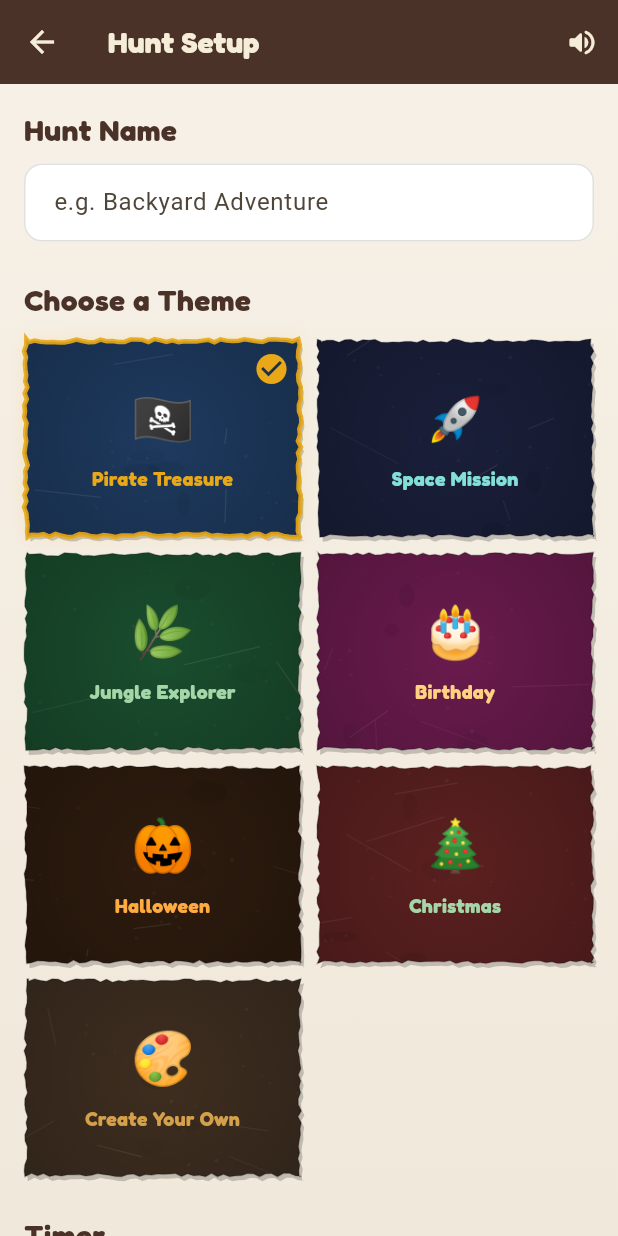
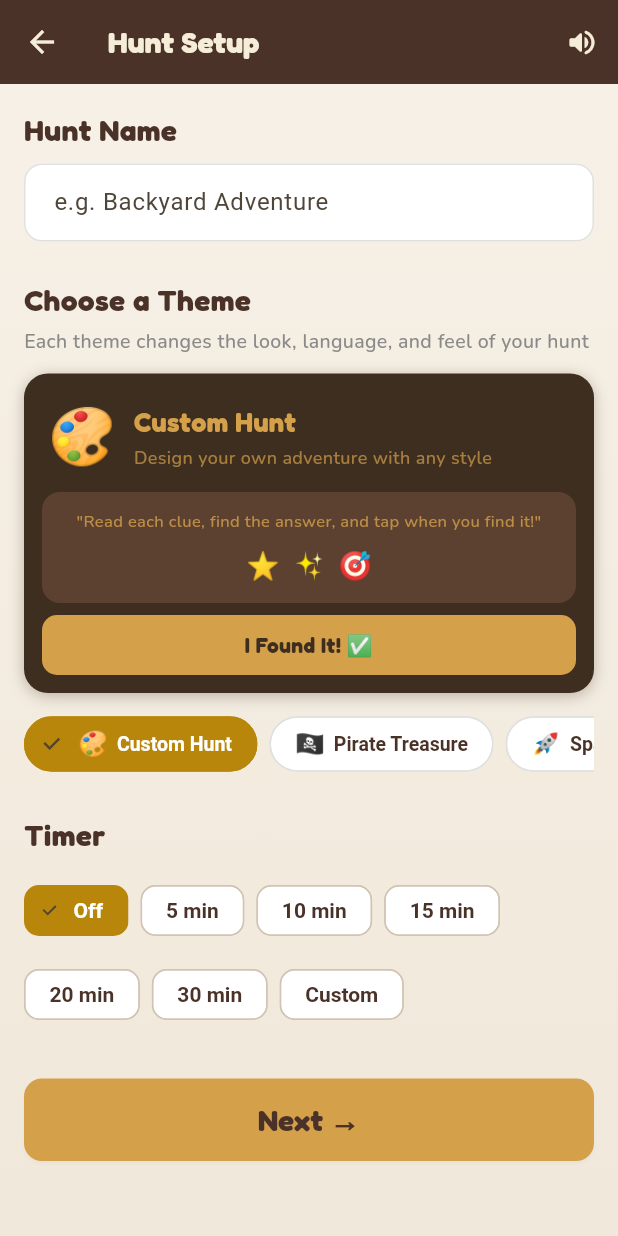
Before and after one commit to saturn1888/saturn1888, a Flutter app: the HuntSetupScreen screen opened by its route, on a phone screen of 412 x 824 dp. Run offline on Flutter 3.47's test engine with Material 3 defaults, Android fonts, the phone set to English and light mode, and no system bars; our stand-ins replace audioplayers, cloud_firestore, confetti, firebase_core, firebase_storage, google_fonts and 4 more; missing offline and left inert: mobile_scanner; accounts and stored records are empty.

Commit message:
Themes now change the entire hunt experience + redesigned setup page
Theme content (hunt_theme.dart):
- Each theme now has: foundItText, countdownPrefix, defaultVictoryMessage,
  introMessage, decorativeEmojis, and description
- Pirate: "Treasure Found!", "Anchors away in...", pirate lingo throughout
- Space: "Mission Complete!", "Launching in...", astronaut briefing
- Jungle: "Discovery Made!", "Expedition starts in...", explorer language
- Birthday: "Party Find!", "Party starts in...", celebration talk
- Halloween: "Spooky Find!", "The haunting begins in...", scary vibes
- Christmas: "Ho Ho Found!", "Santa says... go in...", Christmas magic
- Custom Hunt moved to TOP of list as default selection

Hunt Setup page (hunt_setup_screen.dart):
- Theme selector changed from grid to horizontal scrollable chips
- Live theme preview card showing: emoji, name, description,
  intro message, decorative emojis, and "Found It" button preview
- Preview updates instantly when you tap a different theme
- Much more visual and informative than flat colour squares

Clue screen (clue_screen.dart):
- "I Found It!" button uses theme-specific text
- Countdown screen uses themed prefix ("Launching in..." etc)
- Intro/How to Play screen shows themed intro message
- Decorative themed emojis displayed on intro screen
- Rules step 3 uses the themed Found It text

Review screen (review_screen.dart):
- Victory message defaults to theme-specific message
- e.g. Pirate hunt auto-fills "Arr! Ye found all the treasure!"

https://claude.ai/code/session_017Aw2r6LuaKG11VTUwd3Kn5

```diff
--- a/lib/models/hunt_theme.dart
+++ b/lib/models/hunt_theme.dart
@@ -29,6 +29,14 @@ class HuntThemeData {
   final Color cardColor;
   final HuntThemeType type;
 
+  // Themed content
+  final String foundItText;
+  final String countdownPrefix;
+  final String defaultVictoryMessage;
+  final String introMessage;
+  final List<String> decorativeEmojis;
+  final String description;
+
   const HuntThemeData({
     required this.name,
     required this.emoji,
@@ -36,9 +44,26 @@ class HuntThemeData {
     required this.accentColor,
     required this.cardColor,
     required this.type,
+    this.foundItText = 'I Found It! ✅',
+    this.countdownPrefix = 'Starting in',
+    this.defaultVictoryMessage = 'You did it! Amazing treasure hunters! 🎉',
+    this.introMessage = 'Read each clue, find the answer, and tap when you find it!',
+    this.decorativeEmojis = const ['⭐', '✨', '🎉'],
+    this.description = 'A classic treasure hunt',
   });
 
+  // Custom first, then the rest
   static const List<HuntThemeData> all = [
+    HuntThemeData(
+      name: 'Custom Hunt',
+      emoji: '🎨',
+      backgroundColor: Color(0xFF3E2E20),
+      accentColor: Color(0xFFD4A04A),
+      cardColor: Color(0xFF5C4030),
+      type: HuntThemeType.custom,
+      description: 'Design your own adventure with any style',
+      decorativeEmojis: ['⭐', '✨', '🎯'],
+    ),
     HuntThemeData(
       name: 'Pirate Treasure',
       emoji: '🏴‍☠️',
@@ -46,6 +71,12 @@ class HuntThemeData {
       accentColor: Color(0xFFE8A817),
       cardColor: Color(0xFF2A4D72),
       type: HuntThemeType.pirate,
+      foundItText: 'Treasure Found! 💰',
+      countdownPrefix: 'Anchors away in',
+      defaultVictoryMessage: 'Arr! Ye found all the treasure, ye scurvy dog! 🏴‍☠️💰',
+      introMessage: 'Ahoy matey! Read each riddle to find the hidden treasure. X marks the spot!',
+      decorativeEmojis: ['💰', '🗡️', '🦜', '⚓', '🏴‍☠️'],
+      description: 'Sail the seas and find hidden treasure',
     ),
     HuntThemeData(
       name: 'Space Mission',
@@ -54,6 +85,12 @@ class HuntThemeData {
       accentColor: Color(0xFF82E0D6),
       cardColor: Color(0xFF2A2F50),
       type: HuntThemeType.space,
+      foundItText: 'Mission Complete! 🛸',
+      countdownPrefix: 'Launching in',
+      defaultVictoryMessage: 'Houston, we have a winner! All missions complete! 🚀⭐',
+      introMessage: 'Astronaut! Your mission: decode each clue and discover the hidden objects. Ground control is counting on you!',
+      decorativeEmojis: ['⭐', '🌟', '🛸', '🪐', '🌙'],
+      description: 'Explore the cosmos on a galactic quest',
     ),
     HuntThemeData(
       name: 'Jungle Explorer',
@@ -62,38 +99,54 @@ class HuntThemeData {
       accentColor: Color(0xFFA5D6A7),
       cardColor: Color(0xFF2A6040),
       type: HuntThemeType.jungle,
+      foundItText: 'Discovery Made! 🦁',
+      countdownPrefix: 'Expedition starts in',
+      defaultVictoryMessage: 'What an explorer! You survived the jungle and found everything! 🌿🦁',
+      introMessage: 'Explorer! Venture into the wild, follow the clues through the jungle, and uncover the hidden treasures!',
+      decorativeEmojis: ['🦁', '🐒', '🦋', '🌺', '🌴'],
+      description: 'Trek through the wild to find hidden wonders',
     ),
     HuntThemeData(
-      name: 'Birthday',
+      name: 'Birthday Party',
       emoji: '🎂',
       backgroundColor: Color(0xFF6A1B4D),
       accentColor: Color(0xFFFFD180),
       cardColor: Color(0xFF822860),
       type: HuntThemeType.birthday,
+      foundItText: 'Party Find! 🎁',
+      countdownPrefix: 'Party starts in',
+      defaultVictoryMessage: 'Happy birthday! You found all the party surprises! 🎂🎉🎁',
+      introMessage: 'It\'s party time! Follow the clues to find all the birthday surprises hidden around!',
+      decorativeEmojis: ['🎈', '🎁', '🎉', '🎊', '🍰'],
+      description: 'A special birthday surprise adventure',
     ),
     HuntThemeData(
-      name: 'Halloween',
+      name: 'Halloween Spooky',
       emoji: '🎃',
       backgroundColor: Color(0xFF2D1B0E),
       accentColor: Color(0xFFFFAB40),
       cardColor: Color(0xFF3D2818),
       type: HuntThemeType.halloween,
+      foundItText: 'Spooky Find! 👻',
+      countdownPrefix: 'The haunting begins in',
+      defaultVictoryMessage: 'Boo! You braved the spooky hunt and found everything! 🎃👻',
+      introMessage: 'Dare to enter... Follow the spooky clues if you\'re brave enough! Mwahaha!',
+      decorativeEmojis: ['👻', '🕷️', '🦇', '💀', '🕸️'],
+      description: 'A spooky adventure for the brave',
     ),
     HuntThemeData(
-      name: 'Christmas',
+      name: 'Christmas Magic',
       emoji: '🎄',
       backgroundColor: Color(0xFF5C2020),
       accentColor: Color(0xFFA5D6A7),
       cardColor: Color(0xFF722828),
       type: HuntThemeType.christmas,
-    ),
-    HuntThemeData(
-      name: 'Create Your Own',
-      emoji: '🎨',
-      backgroundColor: Color(0xFF3E2E20),
-      accentColor: Color(0xFFD4A04A),
-      cardColor: Color(0xFF5C3317),
-      type: HuntThemeType.custom,
+      foundItText: 'Ho Ho Found! 🎅',
+      countdownPrefix: 'Santa says... go in',
+      defaultVictoryMessage: 'Merry Christmas! You found all the presents! 🎄🎅⭐',
+      introMessage: 'Santa needs your help! Follow the Christmas clues to find all the hidden presents!',
+      decorativeEmojis: ['🎅', '⭐', '🦌', '❄️', '🎁'],
+      description: 'Help Santa find the Christmas magic',
     ),
   ];
 
--- a/lib/screens/clue_screen.dart
+++ b/lib/screens/clue_screen.dart
@@ -454,7 +454,7 @@ class _ClueScreenState extends State<ClueScreen>
                             ),
                           ),
                           child: Text(
-                            _found ? 'Found! 🎉' : 'I Found It! ✅',
+                            _found ? 'Found! 🎉' : _theme.foundItText,
                             style: AppTheme.heading(
                               size: 22,
                               color: _theme.backgroundColor,
@@ -560,22 +560,38 @@ class _ClueScreenState extends State<ClueScreen>
                     padding: const EdgeInsets.all(20),
                     child: Column(
                       children: [
+                        // Themed decorative emojis
+                        Row(
+                          mainAxisAlignment: MainAxisAlignment.center,
+                          children: _theme.decorativeEmojis
+                              .take(5)
+                              .map((e) => Padding(
+                                    padding: const EdgeInsets.symmetric(
+                                        horizontal: 3),
+                                    child: Text(e,
+                                        style:
+                                            const TextStyle(fontSize: 20)),
+                                  ))
+                              .toList(),
+                        ),
+                        const SizedBox(height: 12),
                         Text(
-                          'How to Play',
-                          style: AppTheme.heading(
-                            size: 22,
-                            color: _theme.accentColor,
+                          _theme.introMessage,
+                          style: AppTheme.body(
+                            size: 14,
+                            color: _theme.accentColor.withOpacity(0.9),
                           ),
+                          textAlign: TextAlign.center,
                         ),
                         const SizedBox(height: 16),
                         _introStep('1', 'Read the riddle clue',
-                            'Each clue is a riddle hinting at a location or object'),
-                        const SizedBox(height: 12),
+                            'Each clue hints at a location or object'),
+                        const SizedBox(height: 10),
                         _introStep('2', 'Search and find it!',
                             'Look around — the answer is nearby'),
-                        const SizedBox(height: 12),
-                        _introStep('3', 'Tap "I Found It!"',
-                            'Then pass the phone for the next clue'),
+                        const SizedBox(height: 10),
+                        _introStep('3', _theme.foundItText,
+                            'Tap when you find it'),
                         if (hasPrize || hasPrizePhoto) ...[
                           const SizedBox(height: 12),
                           _introStep('4', 'Collect the treasure!',
@@ -771,7 +787,7 @@ class _ClueScreenState extends State<ClueScreen>
             ),
             const SizedBox(height: 24),
             Text(
-              'Get ready!',
+              '${_theme.countdownPrefix}...',
               style: AppTheme.body(
                 size: 18,
                 color: _theme.accentColor.withOpacity(0.7),
--- a/lib/screens/hunt_setup_screen.dart
+++ b/lib/screens/hunt_setup_screen.dart
@@ -14,7 +14,7 @@ class HuntSetupScreen extends StatefulWidget {
 
 class _HuntSetupScreenState extends State<HuntSetupScreen> {
   final _nameController = TextEditingController();
-  HuntThemeType _selectedTheme = HuntThemeType.pirate;
+  HuntThemeType _selectedTheme = HuntThemeType.custom;
   int? _timerMinutes;
   bool _customTimer = false;
   final _customTimerController = TextEditingController();
@@ -51,66 +51,62 @@ class _HuntSetupScreenState extends State<HuntSetupScreen> {
             ),
             const SizedBox(height: 24),
             Text('Choose a Theme', style: AppTheme.heading(size: 20)),
+            const SizedBox(height: 4),
+            Text(
+              'Each theme changes the look, language, and feel of your hunt',
+              style: AppTheme.caption(size: 13),
+            ),
             const SizedBox(height: 12),
-            GridView.builder(
-              shrinkWrap: true,
-              physics: const NeverScrollableScrollPhysics(),
-              gridDelegate: const SliverGridDelegateWithFixedCrossAxisCount(
-                crossAxisCount: 2,
-                childAspectRatio: 1.4,
-                crossAxisSpacing: 10,
-                mainAxisSpacing: 10,
-              ),
+            // Theme preview card
+            _buildThemePreview(),
+            const SizedBox(height: 12),
+            // Theme selector - horizontal scrollable chips
+            SizedBox(
+              height: 44,
+              child: ListView.builder(
+                scrollDirection: Axis.horizontal,
                 itemCount: HuntThemeData.all.length,
                 itemBuilder: (context, index) {
                   final theme = HuntThemeData.all[index];
                   final isSelected = _selectedTheme == theme.type;
-                return GestureDetector(
-                  onTap: () => setState(() => _selectedTheme = theme.type),
-                  child: CustomPaint(
-                    painter: _WornMapCardPainter(
-                      baseColor: theme.backgroundColor,
-                      accentColor: theme.accentColor,
-                      isSelected: isSelected,
-                      seed: index,
+                  return Padding(
+                    padding: EdgeInsets.only(
+                      left: index == 0 ? 0 : 4,
+                      right: 4,
                     ),
-                    child: Stack(
+                    child: ChoiceChip(
+                      label: Row(
+                        mainAxisSize: MainAxisSize.min,
                         children: [
-                        Center(
-                          child: Column(
-                            mainAxisAlignment: MainAxisAlignment.center,
-                            children: [
-                              Text(
-                                theme.emoji,
-                                style: const TextStyle(fontSize: 34),
-                              ),
-                              const SizedBox(height: 6),
+                          Text(theme.emoji, style: const TextStyle(fontSize: 16)),
+                          const SizedBox(width: 6),
                           Text(
                             theme.name,
-                                style: AppTheme.heading(
-                                  size: 13,
-                                  color: theme.accentColor,
-                                ),
-                                textAlign: TextAlign.center,
-                              ),
-                            ],
-                          ),
-                        ),
-                        if (isSelected)
-                          Positioned(
-                            top: 8,
-                            right: 8,
-                            child: Icon(
-                              Icons.check_circle,
-                              color: theme.accentColor,
-                              size: 24,
+                            style: TextStyle(
+                              color: isSelected ? Colors.white : AppTheme.warmBrown,
+                              fontWeight: FontWeight.w600,
+                              fontSize: 13,
                             ),
                           ),
                         ],
                       ),
+                      selected: isSelected,
+                      selectedColor: AppTheme.darkGold,
+                      backgroundColor: Colors.white,
+                      shape: RoundedRectangleBorder(
+                        borderRadius: BorderRadius.circular(20),
+                        side: BorderSide(
+                          color: isSelected
+                              ? AppTheme.darkGold
+                              : Colors.grey.shade300,
+                        ),
+                      ),
+                      onSelected: (_) =>
+                          setState(() => _selectedTheme = theme.type),
                     ),
                   );
                 },
+              ),
             ),
 
 
@@ -222,6 +218,108 @@ class _HuntSetupScreenState extends State<HuntSetupScreen> {
     ));
   }
 
+  Widget _buildThemePreview() {
+    final theme = HuntThemeData.fromType(_selectedTheme);
+    return Container(
+      decoration: BoxDecoration(
+        color: theme.backgroundColor,
+        borderRadius: BorderRadius.circular(16),
+        boxShadow: [
+          BoxShadow(
+            color: theme.backgroundColor.withOpacity(0.3),
+            blurRadius: 8,
+            offset: const Offset(0, 2),
+          ),
+        ],
+      ),
+      child: Column(
+        children: [
+          // Theme header
+          Padding(
+            padding: const EdgeInsets.fromLTRB(16, 16, 16, 12),
+            child: Row(
+              children: [
+                Text(theme.emoji, style: const TextStyle(fontSize: 36)),
+                const SizedBox(width: 12),
+                Expanded(
+                  child: Column(
+                    crossAxisAlignment: CrossAxisAlignment.start,
+                    children: [
+                      Text(
+                        theme.name,
+                        style: AppTheme.heading(
+                            size: 18, color: theme.accentColor),
+                      ),
+                      const SizedBox(height: 2),
+                      Text(
+                        theme.description,
+                        style: AppTheme.caption(
+                            size: 12,
+                            color: theme.accentColor.withOpacity(0.7)),
+                      ),
+                    ],
+                  ),
+                ),
+              ],
+            ),
+          ),
+          // Mini clue card preview
+          Container(
+            margin: const EdgeInsets.fromLTRB(12, 0, 12, 8),
+            padding: const EdgeInsets.all(12),
+            decoration: BoxDecoration(
+              color: theme.cardColor,
+              borderRadius: BorderRadius.circular(12),
+            ),
+            child: Column(
+              children: [
+                Text(
+                  '"${theme.introMessage}"',
+                  style: AppTheme.caption(
+                      size: 11, color: theme.accentColor.withOpacity(0.8)),
+                  textAlign: TextAlign.center,
+                  maxLines: 2,
+                  overflow: TextOverflow.ellipsis,
+                ),
+                const SizedBox(height: 8),
+                // Decorative emojis row
+                Row(
+                  mainAxisAlignment: MainAxisAlignment.center,
+                  children: theme.decorativeEmojis
+                      .take(5)
+                      .map((e) => Padding(
+                            padding:
+                                const EdgeInsets.symmetric(horizontal: 4),
+                            child:
+                                Text(e, style: const TextStyle(fontSize: 18)),
+                          ))
+                      .toList(),
+                ),
+              ],
+            ),
+          ),
+          // Found it button preview
+          Padding(
+            padding: const EdgeInsets.fromLTRB(12, 0, 12, 12),
+            child: Container(
+              width: double.infinity,
+              padding: const EdgeInsets.symmetric(vertical: 10),
+              decoration: BoxDecoration(
+                color: theme.accentColor,
+                borderRadius: BorderRadius.circular(10),
+              ),
+              child: Text(
+                theme.foundItText,
+                textAlign: TextAlign.center,
+                style: AppTheme.heading(
+                    size: 14, color: theme.backgroundColor),
+              ),
+            ),
+          ),
+        ],
+      ),
+    );
+  }
 }
 
 /// Paints a theme card that looks like a beaten-up old map piece
--- a/lib/screens/review_screen.dart
+++ b/lib/screens/review_screen.dart
@@ -17,9 +17,7 @@ class ReviewScreen extends StatefulWidget {
 }
 
 class _ReviewScreenState extends State<ReviewScreen> {
-  final _victoryController = TextEditingController(
-    text: 'You did it! Amazing treasure hunters! 🎉',
-  );
+  late TextEditingController _victoryController;
   late String _huntName;
   late HuntThemeType _themeType;
   late int? _timerMinutes;
@@ -40,6 +38,11 @@ class _ReviewScreenState extends State<ReviewScreen> {
       _clues = args['clues'] as List<Clue>;
       _treasureItems = List<TreasureItem>.from(
           (args['treasureItems'] as List<TreasureItem>?) ?? []);
+      // Use themed default victory message
+      final theme = HuntThemeData.fromType(_themeType);
+      _victoryController = TextEditingController(
+        text: theme.defaultVictoryMessage,
+      );
       _initialized = true;
     }
   }
```
Lines whose indentation alone changed are shown as unchanged.
